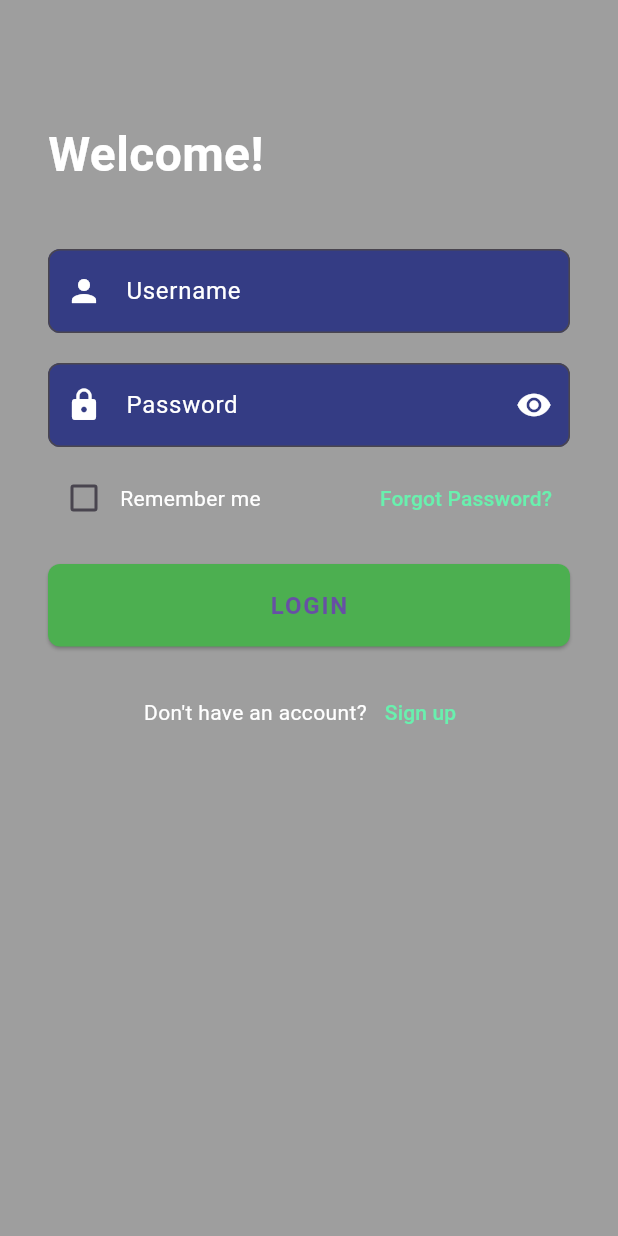
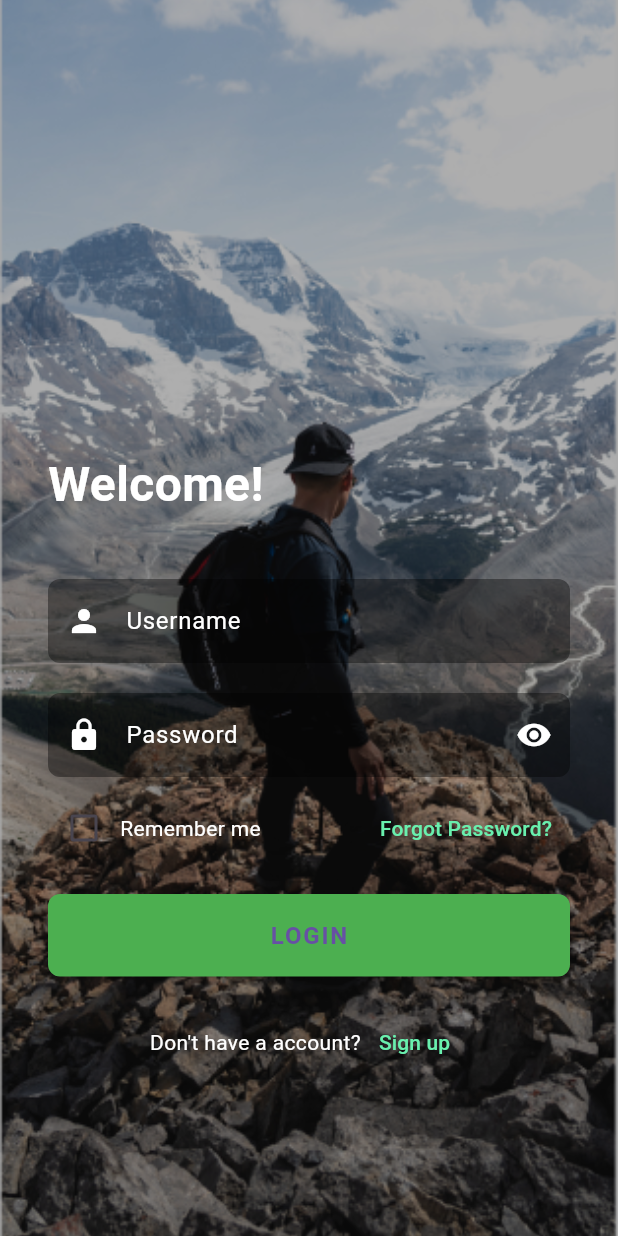
Before and after one commit to AmanCH3/trailmate_mobile_app_assignment, a Flutter app: the screen it shows after launch, on a phone screen of 412 x 824 dp. Run offline on Flutter 3.47's test engine with Material 3 defaults, Android fonts, the phone set to English and light mode, and no system bars.

Commit message:
feat : Login page design completed

```diff
--- a/lib/view/login_view.dart
+++ b/lib/view/login_view.dart
@@ -1,24 +1,34 @@
 import 'package:flutter/material.dart';
 import 'package:trailmate_mobile_app_assignment/view/signup_view.dart';
 
-class LoginView extends StatelessWidget {
+class LoginView extends StatefulWidget {
   const LoginView({super.key});
 
   @override
+  State<LoginView> createState() => _LoginViewState();
+}
+
+class _LoginViewState extends State<LoginView> {
+  final emailController = TextEditingController();
+  final passwordController = TextEditingController();
+  final myKey = GlobalKey<FormState>();
+  bool rememberMe = false;
+
+  @override
   Widget build(BuildContext context) {
-    final emailController = TextEditingController();
-    final passwordController = TextEditingController();
-    final myKey = GlobalKey<FormState>();
-    bool rememberMe = false;
-
     return Scaffold(
       body: Stack(
         fit: StackFit.expand,
         children: [
-          Image.asset('assets/images/login_page.png', fit: BoxFit.cover) ,
-          Container(color: Colors.grey),
+          Image.asset(
+            'assets/images/login_page.png',
+            fit: BoxFit.cover,
+          ),
+          Container(
+            color: Colors.black.withOpacity(0.3), // overlay for readability
+          ),
           SingleChildScrollView(
-            padding: const EdgeInsets.symmetric(horizontal: 32, vertical: 80),
+            padding: const EdgeInsets.symmetric(horizontal: 32, vertical: 300),
             child: Form(
               key: myKey,
               child: Column(
@@ -38,12 +48,13 @@ class LoginView extends StatelessWidget {
                     style: const TextStyle(color: Colors.white),
                     decoration: InputDecoration(
                       filled: true,
-                      fillColor: Colors.indigo.shade900.withOpacity(0.8),
+                      fillColor: Colors.black38,
                       prefixIcon: const Icon(Icons.person, color: Colors.white),
                       labelText: "Username",
                       labelStyle: const TextStyle(color: Colors.white),
                       border: OutlineInputBorder(
                         borderRadius: BorderRadius.circular(8),
+                        borderSide: BorderSide.none,
                       ),
                     ),
                     validator: (value) {
@@ -60,16 +71,14 @@ class LoginView extends StatelessWidget {
                     style: const TextStyle(color: Colors.white),
                     decoration: InputDecoration(
                       filled: true,
-                      fillColor: Colors.indigo.shade900.withOpacity(0.8),
+                      fillColor: Colors.black38 ,
                       prefixIcon: const Icon(Icons.lock, color: Colors.white),
-                      suffixIcon: const Icon(
-                        Icons.visibility,
-                        color: Colors.white,
-                      ),
+                      suffixIcon: const Icon(Icons.visibility, color: Colors.white),
                       labelText: "Password",
                       labelStyle: const TextStyle(color: Colors.white),
                       border: OutlineInputBorder(
                         borderRadius: BorderRadius.circular(8),
+                        borderSide: BorderSide.none,
                       ),
                     ),
                     validator: (value) {
@@ -87,7 +96,9 @@ class LoginView extends StatelessWidget {
                       Checkbox(
                         value: rememberMe,
                         onChanged: (val) {
-                          // In a StatefulWidget, you'd use setState
+                          setState(() {
+                            rememberMe = val ?? false;
+                          });
                         },
                         checkColor: Colors.black,
                         activeColor: Colors.white,
@@ -111,7 +122,7 @@ class LoginView extends StatelessWidget {
                     width: double.infinity,
                     child: ElevatedButton(
                       style: ElevatedButton.styleFrom(
-                        backgroundColor: Colors.green,
+                        backgroundColor: Colors.green.shade500,
                         padding: const EdgeInsets.symmetric(vertical: 16),
                         shape: RoundedRectangleBorder(
                           borderRadius: BorderRadius.circular(8),
@@ -119,7 +130,6 @@ class LoginView extends StatelessWidget {
                       ),
                       onPressed: () {
                         if (myKey.currentState!.validate()) {
-                          // login logic
                           var email = emailController.text;
                           var password = passwordController.text;
                           debugPrint("Email: $email, Password: $password");
@@ -140,12 +150,17 @@ class LoginView extends StatelessWidget {
                     mainAxisAlignment: MainAxisAlignment.center,
                     children: [
                       const Text(
-                        "Don't have an account?",
+                        "Don't have a account?",
                         style: TextStyle(color: Colors.white),
                       ),
                       TextButton(
                         onPressed: () {
-                          Navigator.push(context, MaterialPageRoute(builder: (context) => SignupView())) ;
+                          Navigator.push(
+                            context,
+                            MaterialPageRoute(
+                              builder: (context) => const SignupView(),
+                            ),
+                          );
                         },
                         child: const Text(
                           "Sign up",
```
